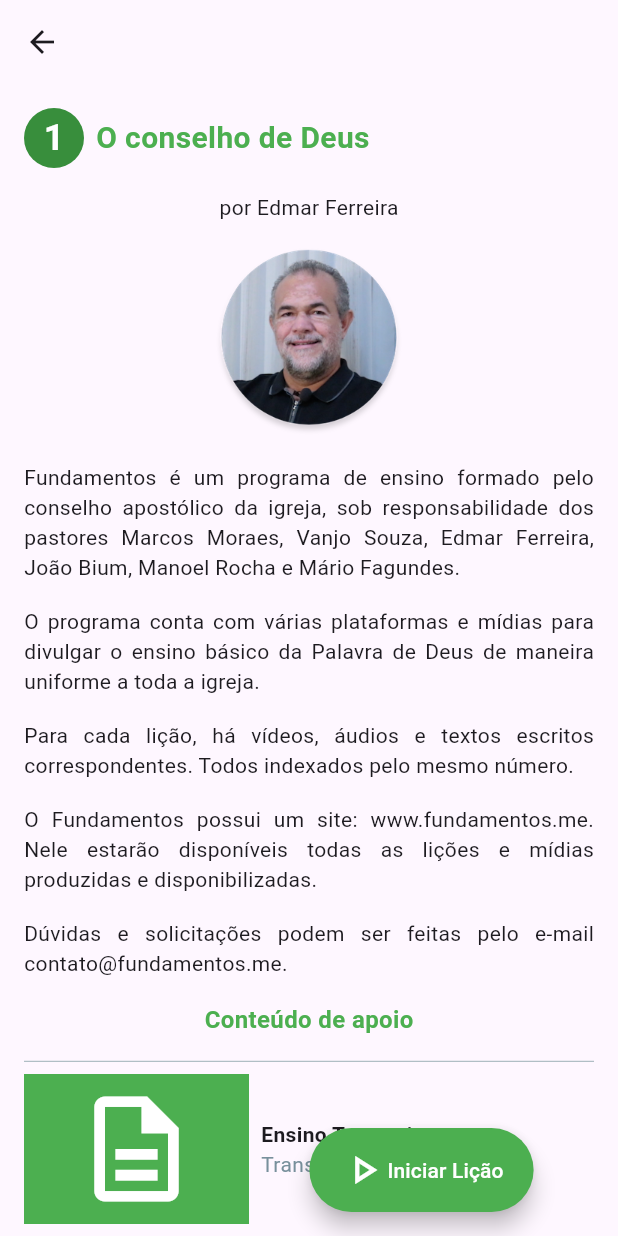
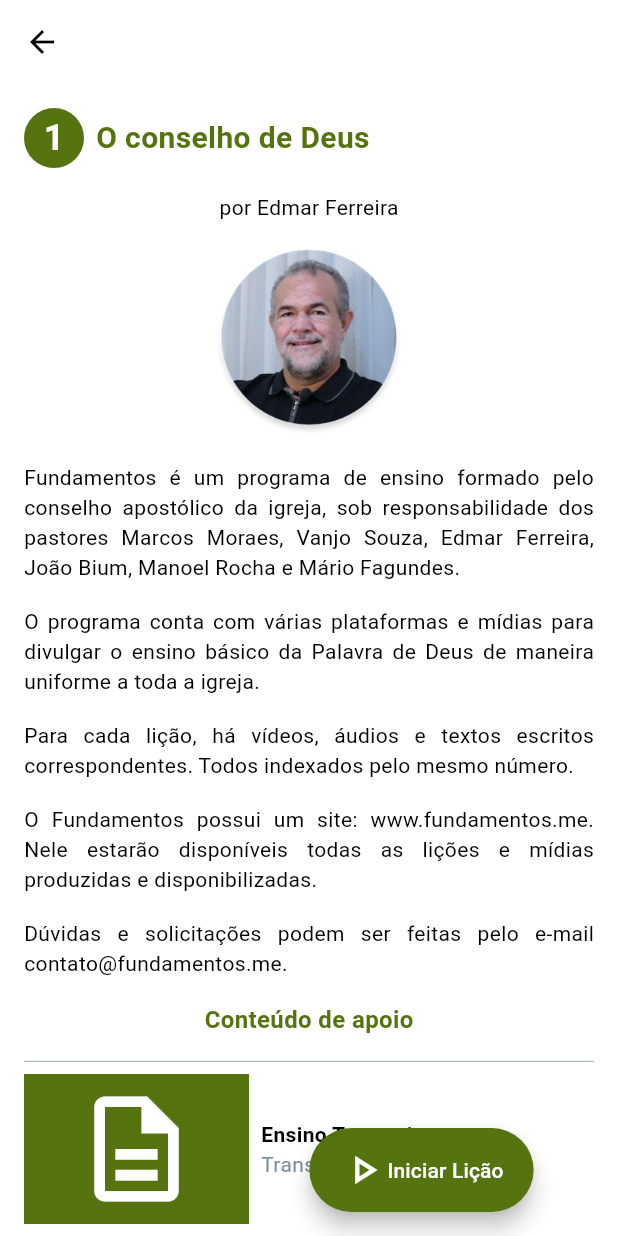
Before and after one commit to JoaoEmanuell/fundamentos-plus-mobile, a Flutter app: the screen it shows after launch, after a tap on an icon or button, on a phone screen of 412 x 824 dp. Run offline on Flutter 3.47's test engine with Material 3 defaults, Android fonts, the light colour scheme and no system bars; our stand-ins replace flutter_svg, permission_handler, shared_preferences; missing offline and left inert: flutter_archive, flutter_downloader; accounts and stored records are empty.

Commit message:
dark mode

```diff
--- a/fundamentos_plus_mobile/lib/components/ui/bottom_app_bar_component.dart
+++ b/fundamentos_plus_mobile/lib/components/ui/bottom_app_bar_component.dart
@@ -1,10 +1,12 @@
 import 'package:flutter/material.dart';
+import 'package:fundamentos_plus_mobile/controllers/dark_mode_controller.dart';
 
 Widget bottomAppBarComponent(BuildContext context, {String current = "home"}) {
   GestureDetector constructButton(
       IconData icon, String name, String routeName) {
-    final color =
-        current == name ? Colors.green.shade500 : Colors.green.shade300;
+    final color = current == name
+        ? DefaultColors.greenButton
+        : DefaultColors.secondaryGreenButton;
     return GestureDetector(
       onTap: () {
         Navigator.of(context).pushReplacementNamed(routeName);
@@ -14,7 +16,7 @@ Widget bottomAppBarComponent(BuildContext context, {String current = "home"}) {
               border: Border(
                   top: BorderSide(
                       color: current == name
-                          ? Colors.green.shade500
+                          ? DefaultColors.greenButton
                           : Color.fromARGB(0, 0, 0, 0), // transparent border
                       width: 2))),
           child: Padding(
--- a/fundamentos_plus_mobile/lib/components/ui/circle_id.dart
+++ b/fundamentos_plus_mobile/lib/components/ui/circle_id.dart
@@ -1,4 +1,5 @@
 import 'package:flutter/material.dart';
+import 'package:fundamentos_plus_mobile/controllers/dark_mode_controller.dart';
 
 ClipRRect circleId(int id,
     {double width = 60,
@@ -8,7 +9,7 @@ ClipRRect circleId(int id,
   return ClipRRect(
       borderRadius: BorderRadius.circular(borderRadius),
       child: Container(
-        color: Colors.green.shade700,
+        color: DefaultColors.greenButton,
         width: width,
         height: height,
         child: Center(
--- a/fundamentos_plus_mobile/lib/components/ui/cycle_container.dart
+++ b/fundamentos_plus_mobile/lib/components/ui/cycle_container.dart
@@ -1,6 +1,7 @@
 import 'package:flutter/material.dart';
 import 'package:fundamentos_plus_mobile/components/ui/circle_id.dart';
 import 'package:fundamentos_plus_mobile/components/ui/multiline_text.dart';
+import 'package:fundamentos_plus_mobile/controllers/dark_mode_controller.dart';
 import 'package:fundamentos_plus_mobile/screens/cycle.dart';
 
 Widget cycleContainer(BuildContext context, int id, String title, int lessons) {
@@ -13,7 +14,7 @@ Widget cycleContainer(BuildContext context, int id, String title, int lessons) {
           borderRadius: BorderRadius.all(Radius.circular(8.0)),
           child: Container(
             decoration: BoxDecoration(
-              color: Colors.grey.shade300,
+              color: DarkModeController.instance.getColorScheme().secondary,
             ),
             child: Padding(
               padding: const EdgeInsets.all(12.0),
@@ -36,7 +37,8 @@ Widget cycleContainer(BuildContext context, int id, String title, int lessons) {
                         ),
                       ),
                       Text("$lessons lições",
-                          style: TextStyle(fontSize: 16, color: Colors.green))
+                          style: TextStyle(
+                              fontSize: 16, color: DefaultColors.greenButton))
                     ],
                   )
                 ],
--- a/fundamentos_plus_mobile/lib/components/ui/home/actual_lesson_widget.dart
+++ b/fundamentos_plus_mobile/lib/components/ui/home/actual_lesson_widget.dart
@@ -1,5 +1,6 @@
 import 'package:flutter/material.dart';
 import 'package:fundamentos_plus_mobile/components/ui/multiline_text.dart';
+import 'package:fundamentos_plus_mobile/controllers/dark_mode_controller.dart';
 import 'package:fundamentos_plus_mobile/screens/lesson.dart';
 import 'package:fundamentos_plus_mobile/utils/types.dart';
 
@@ -14,7 +15,7 @@ Stack actualLessonWidget(LessonType lesson, BuildContext context) {
         child: ClipRRect(
             borderRadius: BorderRadius.all(Radius.circular(20)),
             child: Container(
-              decoration: BoxDecoration(color: Colors.green),
+              decoration: BoxDecoration(color: DefaultColors.greenButton),
               height: 75,
               child: Center(
                 child: Row(
--- a/fundamentos_plus_mobile/lib/components/ui/home/cycles_carrousel.dart
+++ b/fundamentos_plus_mobile/lib/components/ui/home/cycles_carrousel.dart
@@ -1,6 +1,7 @@
 import 'package:flutter/material.dart';
 import 'package:fundamentos_plus_mobile/components/ui/circle_id.dart';
 import 'package:fundamentos_plus_mobile/components/ui/multiline_text.dart';
+import 'package:fundamentos_plus_mobile/controllers/dark_mode_controller.dart';
 import 'package:fundamentos_plus_mobile/screens/cycle.dart';
 import 'package:fundamentos_plus_mobile/utils/types.dart';
 
@@ -10,7 +11,8 @@ CarouselView cyclesCarrousel(CyclesType cycles, BuildContext context) {
     cyclesWidget.add(Center(
         child: ClipRRect(
       child: Container(
-        decoration: BoxDecoration(color: Colors.grey),
+        decoration: BoxDecoration(
+            color: DarkModeController.instance.getColorScheme().secondary),
         child: Row(
           children: [
             Padding(
--- a/fundamentos_plus_mobile/lib/components/ui/lesson/start_page/transcript_button.dart
+++ b/fundamentos_plus_mobile/lib/components/ui/lesson/start_page/transcript_button.dart
@@ -3,6 +3,7 @@ import 'dart:io';
 import 'package:flutter/material.dart';
 import 'package:flutter_downloader/flutter_downloader.dart';
 import 'package:fundamentos_plus_mobile/components/ui/utils/show_custom_dialog.dart';
+import 'package:fundamentos_plus_mobile/controllers/dark_mode_controller.dart';
 import 'package:permission_handler/permission_handler.dart';
 
 GestureDetector transcriptButton(
@@ -57,7 +58,7 @@ GestureDetector transcriptButton(
                 Container(
                     width: 150,
                     height: 100,
-                    decoration: BoxDecoration(color: Colors.green),
+                    decoration: BoxDecoration(color: DefaultColors.greenButton),
                     child: Center(
                       child: Icon(
                         Icons.description_outlined,
--- a/fundamentos_plus_mobile/lib/components/ui/lesson_preview.dart
+++ b/fundamentos_plus_mobile/lib/components/ui/lesson_preview.dart
@@ -1,13 +1,15 @@
 import 'package:flutter/material.dart';
 import 'package:fundamentos_plus_mobile/components/ui/circle_id.dart';
 import 'package:fundamentos_plus_mobile/components/ui/multiline_text.dart';
+import 'package:fundamentos_plus_mobile/controllers/dark_mode_controller.dart';
 import 'package:fundamentos_plus_mobile/screens/lesson.dart';
 import 'package:fundamentos_plus_mobile/utils/convert_author_name_in_asset_name.dart';
 import 'package:fundamentos_plus_mobile/utils/types.dart';
 
 GestureDetector lessonPreview(BuildContext context, LessonType lesson,
     {double imageWidth = 300, double imageHeight = 200}) {
-  Color playButtonColor = (lesson.unlocked ? Colors.green : Colors.grey);
+  Color playButtonColor =
+      (lesson.unlocked ? DefaultColors.greenButton : Colors.grey);
   return GestureDetector(
     onTap: () {
       if (lesson.unlocked) {
@@ -18,7 +20,8 @@ GestureDetector lessonPreview(BuildContext context, LessonType lesson,
     child: ClipRRect(
       borderRadius: BorderRadius.circular(10),
       child: Container(
-        decoration: BoxDecoration(color: Colors.grey.shade200),
+        decoration: BoxDecoration(
+            color: DarkModeController.instance.getColorScheme().secondary),
         child: Padding(
           padding: const EdgeInsets.all(8.0),
           child: Column(
--- a/fundamentos_plus_mobile/lib/components/ui/search_lesson_preview.dart
+++ b/fundamentos_plus_mobile/lib/components/ui/search_lesson_preview.dart
@@ -1,11 +1,13 @@
 import 'package:flutter/material.dart';
 import 'package:fundamentos_plus_mobile/components/ui/multiline_text.dart';
+import 'package:fundamentos_plus_mobile/controllers/dark_mode_controller.dart';
 
 ClipRRect searchLessonPreview(int id, String title, String description) {
   return ClipRRect(
     borderRadius: BorderRadius.circular(8.0),
     child: Container(
-      decoration: BoxDecoration(color: Colors.grey.shade300),
+      decoration: BoxDecoration(
+          color: DarkModeController.instance.getColorScheme().secondary),
       child: Padding(
         padding: EdgeInsets.all(8.0),
         child: Column(
@@ -25,7 +27,7 @@ ClipRRect searchLessonPreview(int id, String title, String description) {
                 Text(
                   "#$id",
                   style: TextStyle(
-                      color: Colors.green,
+                      color: DefaultColors.greenText,
                       fontSize: 18,
                       fontWeight: FontWeight.bold),
                 )
--- /dev/null
+++ b/fundamentos_plus_mobile/lib/controllers/dark_mode_controller.dart
@@ -0,0 +1,55 @@
+import 'package:flutter/material.dart';
+import 'package:shared_preferences/shared_preferences.dart';
+
+class DarkModeController extends ChangeNotifier {
+  static DarkModeController instance = DarkModeController();
+  final SharedPreferencesAsync _preferencesAsync = SharedPreferencesAsync();
+  bool isDartTheme = false;
+  void setTheme(bool theme) async {
+    isDartTheme = theme;
+    notifyListeners();
+    await _preferencesAsync.setBool("isDartTheme", isDartTheme);
+  }
+
+  void loadSavedTheme() async {
+    bool? savedIsDartTheme = await _preferencesAsync.getBool("isDartTheme");
+    if (savedIsDartTheme != null) {
+      setTheme(savedIsDartTheme);
+    }
+  }
+
+  ColorScheme getColorScheme() {
+    if (isDartTheme) return _getDarkColorScheme();
+    return _getLightColorScheme();
+  }
+
+  ColorScheme _getLightColorScheme() {
+    return ColorScheme.light(
+        primary: Colors.deepPurple.shade100,
+        onPrimary: Colors.deepPurple.shade100,
+        secondary: Colors.grey.shade300,
+        onSecondary: Colors.deepPurple.shade100,
+        error: Colors.deepPurple.shade100,
+        onError: Colors.deepPurple.shade100,
+        surface: Colors.white,
+        onSurface: Colors.black);
+  }
+
+  ColorScheme _getDarkColorScheme() {
+    return ColorScheme.dark(
+        primary: Colors.deepPurple.shade100, // default
+        onPrimary: Colors.deepPurple.shade500, // default
+        secondary: const Color.fromARGB(255, 44, 28, 80),
+        onSecondary: Colors.deepPurple.shade100, // default
+        error: Colors.deepPurple.shade100, // default
+        onError: Colors.deepPurple.shade100, // default
+        surface: const Color.fromARGB(255, 8, 5, 15), // background color
+        onSurface: Colors.white); // text
+  }
+}
+
+class DefaultColors {
+  static Color greenButton = Color.fromARGB(255, 85, 115, 14);
+  static Color secondaryGreenButton = Color.fromARGB(255, 142, 184, 44);
+  static Color greenText = Color.fromARGB(255, 118, 147, 53);
+}
--- a/fundamentos_plus_mobile/lib/main.dart
+++ b/fundamentos_plus_mobile/lib/main.dart
@@ -1,5 +1,6 @@
 import 'package:flutter/material.dart';
 import 'package:flutter_downloader/flutter_downloader.dart';
+import 'package:fundamentos_plus_mobile/controllers/dark_mode_controller.dart';
 import 'package:fundamentos_plus_mobile/screens/cycle.dart';
 import 'package:fundamentos_plus_mobile/screens/cycles.dart';
 import 'package:fundamentos_plus_mobile/screens/home.dart';
@@ -29,12 +30,19 @@ class MyApp extends StatelessWidget {
   @override
   Widget build(BuildContext context) {
     _updateAssets.run();
+    DarkModeController.instance.loadSavedTheme();
+    return AnimatedBuilder(
+        animation: DarkModeController.instance,
+        builder: (context, child) {
           return MaterialApp(
             title: 'Fundamentos plus',
             theme: ThemeData(
-        colorScheme: ColorScheme.fromSeed(seedColor: Colors.deepPurple),
                 useMaterial3: true,
-      ),
+                primarySwatch: Colors.green,
+                colorScheme: DarkModeController.instance.getColorScheme(),
+                brightness: DarkModeController.instance.isDartTheme
+                    ? Brightness.dark
+                    : Brightness.light),
             routes: {
               "/": (context) => HomePage(),
               "/cycles": (context) => CyclesPage(),
@@ -46,5 +54,6 @@ class MyApp extends StatelessWidget {
             // initialRoute: "/",
             initialRoute: "/",
           );
+        });
   }
 }
--- a/fundamentos_plus_mobile/lib/screens/lesson.dart
+++ b/fundamentos_plus_mobile/lib/screens/lesson.dart
@@ -3,6 +3,7 @@ import 'package:fundamentos_plus_mobile/components/ui/circle_id.dart';
 import 'package:fundamentos_plus_mobile/components/ui/lesson/start_page/lesson_video.dart';
 import 'package:fundamentos_plus_mobile/components/ui/lesson/start_page/transcript_button.dart';
 import 'package:fundamentos_plus_mobile/components/ui/multiline_text.dart';
+import 'package:fundamentos_plus_mobile/controllers/dark_mode_controller.dart';
 import 'package:fundamentos_plus_mobile/utils/convert_author_name_in_asset_name.dart';
 import 'package:fundamentos_plus_mobile/utils/types.dart';
 
@@ -72,7 +73,7 @@ class _LessonPageState extends State<LessonPage> {
                           style: TextStyle(
                               fontSize: 20,
                               fontWeight: FontWeight.bold,
-                              color: Colors.green),
+                              color: DefaultColors.greenButton),
                         )),
                   )
                 ],
@@ -89,7 +90,7 @@ class _LessonPageState extends State<LessonPage> {
                 style: TextStyle(
                     fontSize: 16,
                     fontWeight: FontWeight.bold,
-                    color: Colors.green),
+                    color: DefaultColors.greenButton),
               ),
               transcriptButton(
                   context,
@@ -108,7 +109,7 @@ class _LessonPageState extends State<LessonPage> {
           shape:
               RoundedRectangleBorder(borderRadius: BorderRadius.circular(50)),
           onPressed: () {},
-          backgroundColor: Colors.green,
+          backgroundColor: DefaultColors.greenButton,
           tooltip: 'Iniciar lição',
           label: Center(
             child: Row(
--- a/fundamentos_plus_mobile/pubspec.yaml
+++ b/fundamentos_plus_mobile/pubspec.yaml
@@ -43,6 +43,7 @@ dependencies:
   url_launcher: ^6.3.1
   flutter_local_notifications: ^18.0.1
   youtube_player_iframe: ^5.2.1
+  shared_preferences: ^2.5.2
 
 dev_dependencies:
   flutter_test:
```
Also changed, not shown: fundamentos_plus_mobile/lib/screens/search.dart (+9 -2 lines), fundamentos_plus_mobile/lib/screens/settings.dart (+6 -1 lines), fundamentos_plus_mobile/pubspec.lock, 1 other file. Lines whose indentation alone changed are shown as unchanged.
